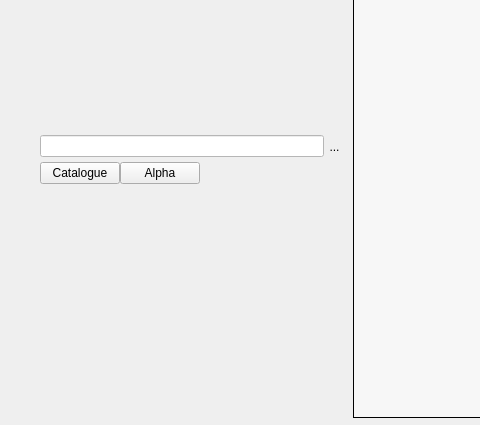
Before: the Qt Designer form UiQT4/desWidgetPlusieursIntoOrdonne.ui in SalomePlatform/eficas_tools, drawn with Qt 5; both pictures show x 0 to 480 and y 113 to 538 of the 1013 by 538 pixel window.
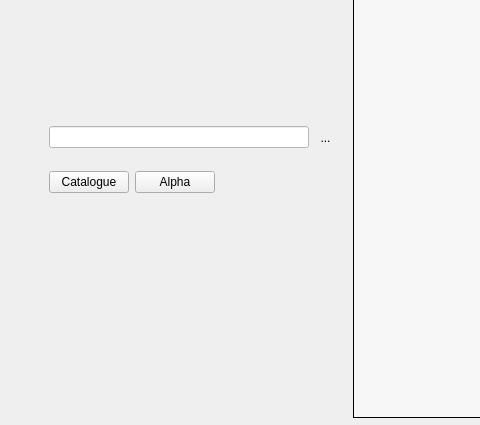
After: the same form once the commit is applied. Icons and pictures are not drawn. Custom widgets are drawn as their Qt base class.

Patch:
```diff
--- a/UiQT4/desWidgetPlusieursIntoOrdonne.ui
+++ b/UiQT4/desWidgetPlusieursIntoOrdonne.ui
@@ -197,6 +197,7 @@
       </spacer>
      </item>
      <item>
+      <widget class="QFrame" name="frameRecherche1">
       <layout class="QHBoxLayout" name="horizontalLayout_5">
        <item>
         <widget class="QLineEdit" name="LEFiltre">
@@ -243,8 +244,10 @@
         </widget>
        </item>
       </layout>
+      </widget>
      </item>
      <item>
+      <widget class="QFrame" name="frameRecherche2">
       <layout class="QHBoxLayout" name="horizontalLayout_6">
        <item>
         <widget class="QPushButton" name="PBCata">
@@ -274,6 +277,7 @@
         </spacer>
        </item>
       </layout>
+      </widget>
      </item>
      <item>
       <spacer name="verticalSpacer_6">
@@ -314,7 +318,7 @@
           <x>0</x>
           <y>0</y>
           <width>18</width>
-          <height>196</height>
+          <height>180</height>
          </rect>
         </property>
         <property name="sizePolicy">
```
Left out of the diff: 6 changed lines with no effect on the pictures. Lines whose indentation alone changed are shown as unchanged.
